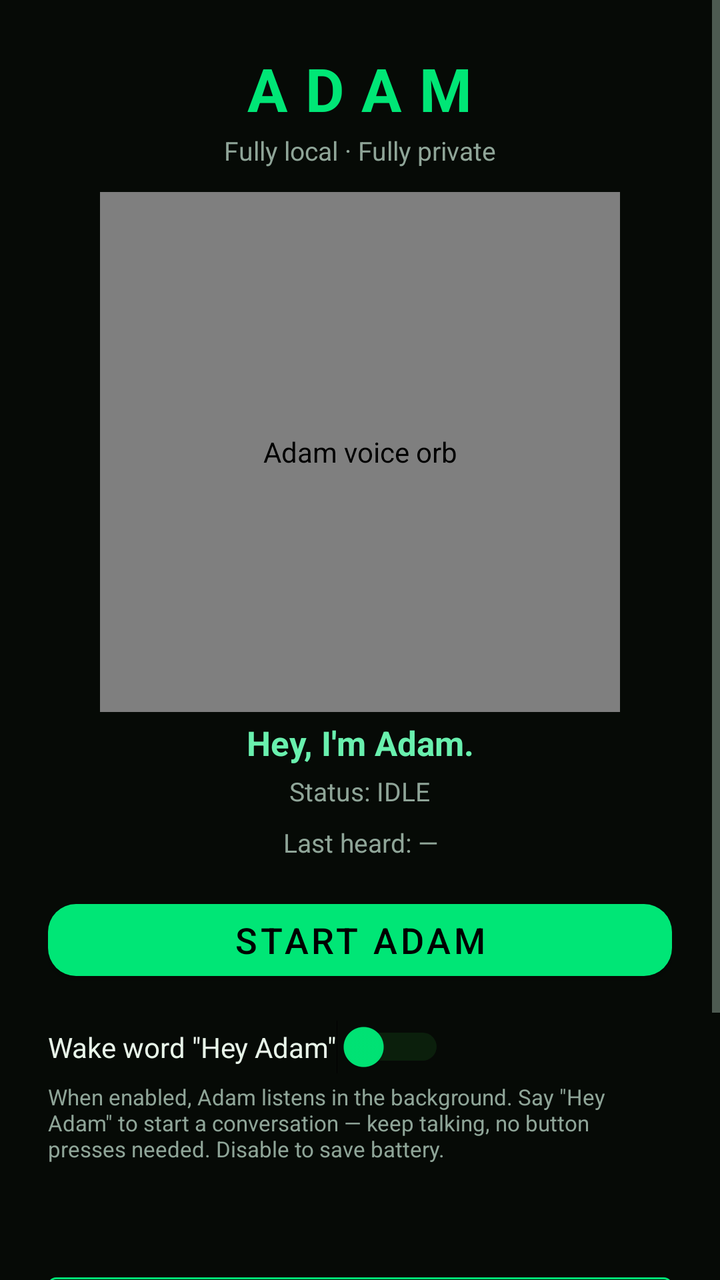
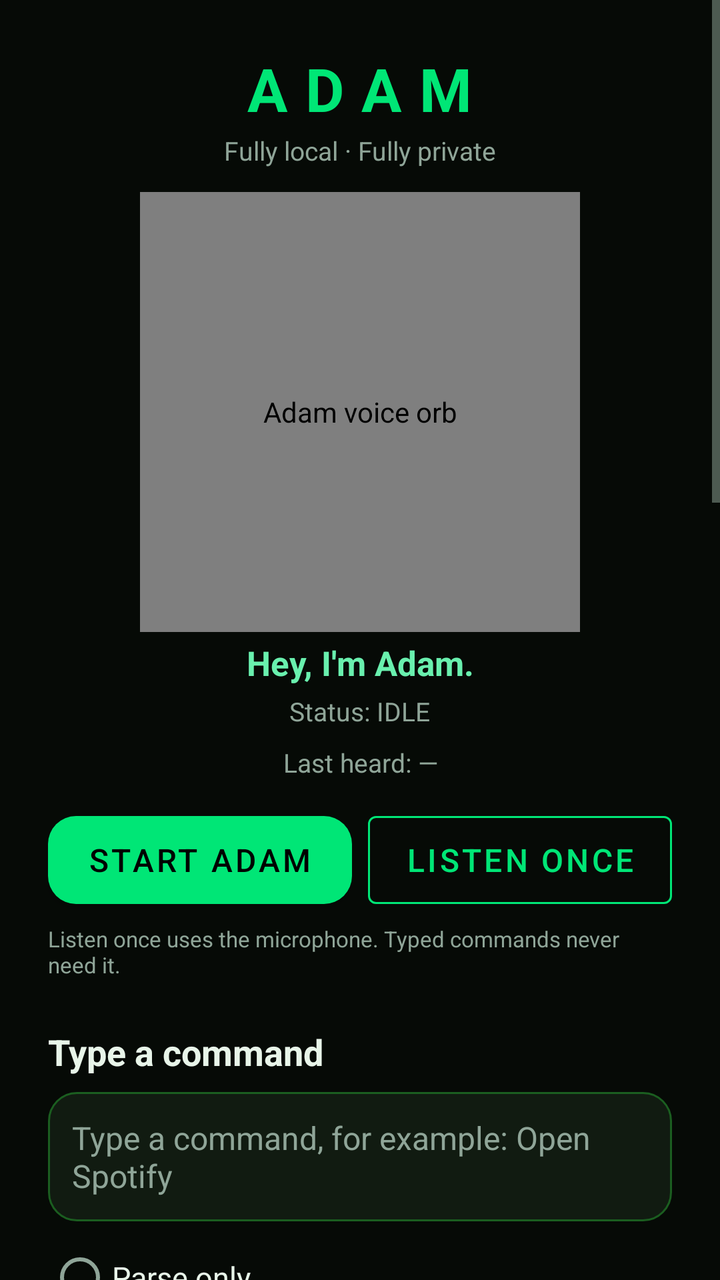

Two renders of the same Android screen: before a commit and after it. Below are the layout's source before the change and the commit's diff.
<!-- AndroidManifest.xml: application theme Theme.Adam -->
<!-- res/layout/activity_main.xml -->
<?xml version="1.0" encoding="utf-8"?>
<ScrollView xmlns:android="http://schemas.android.com/apk/res/android"
    xmlns:app="http://schemas.android.com/apk/res-auto"
    android:layout_width="match_parent"
    android:layout_height="match_parent"
    android:background="@color/adam_bg">

    <LinearLayout
        android:layout_width="match_parent"
        android:layout_height="wrap_content"
        android:orientation="vertical"
        android:padding="24dp"
        android:gravity="center_horizontal">

        <TextView
            android:layout_width="wrap_content"
            android:layout_height="wrap_content"
            android:text="ADAM"
            android:textSize="30sp"
            android:textStyle="bold"
            android:textColor="@color/adam_green"
            android:letterSpacing="0.3"
            android:layout_marginBottom="2dp" />

        <TextView
            android:layout_width="wrap_content"
            android:layout_height="wrap_content"
            android:text="Fully local · Fully private"
            android:textSize="13sp"
            android:textColor="@color/adam_text_dim"
            android:layout_marginBottom="8dp" />

        
        <com.adam.assistant.ui.AdamOrbView
            android:id="@+id/orbView"
            android:layout_width="260dp"
            android:layout_height="260dp"
            android:layout_marginTop="4dp"
            android:layout_marginBottom="4dp"
            android:contentDescription="Adam voice orb" />

        
        <TextView
            android:id="@+id/tvVoiceStatus"
            android:layout_width="match_parent"
            android:layout_height="wrap_content"
            android:text="Hey, I'm Adam."
            android:textSize="17sp"
            android:textStyle="bold"
            android:textColor="@color/adam_green_bright"
            android:gravity="center"
            android:layout_marginBottom="4dp" />

        <TextView
            android:id="@+id/tvStatus"
            android:layout_width="wrap_content"
            android:layout_height="wrap_content"
            android:text="Status: IDLE"
            android:textSize="13sp"
            android:textColor="@color/adam_text_dim"
            android:layout_marginBottom="8dp" />

        <TextView
            android:id="@+id/tvLastHeard"
            android:layout_width="match_parent"
            android:layout_height="wrap_content"
            android:text="Last heard: —"
            android:textSize="13sp"
            android:textColor="@color/adam_text_dim"
            android:gravity="center"
            android:layout_marginBottom="16dp" />

        <com.google.android.material.button.MaterialButton
            android:id="@+id/btnStartStop"
            android:layout_width="match_parent"
            android:layout_height="wrap_content"
            android:text="Start Adam"
            android:textSize="18sp"
            app:cornerRadius="14dp"
            app:backgroundTint="@color/adam_green"
            android:textColor="@color/adam_black" />

        <LinearLayout
            android:layout_width="match_parent"
            android:layout_height="wrap_content"
            android:orientation="horizontal"
            android:gravity="center_vertical"
            android:layout_marginTop="16dp">

            <Switch
                android:id="@+id/swWakeWord"
                android:layout_width="wrap_content"
                android:layout_height="wrap_content"
                android:text='Wake word "Hey Adam"'
                android:textSize="14sp"
                android:textColor="@color/adam_text"
                android:thumbTint="@color/adam_green"
                android:trackTint="@color/adam_green_dim" />
       </LinearLayout>

        <TextView
            android:layout_width="match_parent"
            android:layout_height="wrap_content"
            android:text='When enabled, Adam listens in the background. Say "Hey Adam" to start a conversation — keep talking, no button presses needed. Disable to save battery.'
            android:textSize="11sp"
            android:textColor="@color/adam_text_dim"
            android:layout_marginTop="4dp" />

        <TextView
            android:id="@+id/tvAccessibilityStatus"
            android:layout_width="match_parent"
            android:layout_height="wrap_content"
            android:textSize="14sp"
            android:textColor="@color/adam_text"
            android:layout_marginTop="24dp"
            android:layout_marginBottom="8dp" />

        <com.google.android.material.button.MaterialButton
            android:id="@+id/btnAccessibility"
            android:layout_width="match_parent"
            android:layout_height="wrap_content"
            android:text="Enable Accessibility Service"
            style="@style/Widget.MaterialComponents.Button.OutlinedButton"
            app:strokeColor="@color/adam_green"
            app:strokeWidth="1dp"
            android:textColor="@color/adam_green"
            android:layout_marginBottom="8dp" />

        <com.google.android.material.button.MaterialButton
            android:id="@+id/btnHowToEnable"
            android:layout_width="match_parent"
            android:layout_height="wrap_content"
            android:text="How to enable these permissions"
            style="@style/Widget.MaterialComponents.Button.TextButton"
            android:textColor="@color/adam_green_bright"
            android:layout_marginBottom="8dp" />

        <LinearLayout
            android:id="@+id/downloadPanel"
            android:layout_width="match_parent"
            android:layout_height="wrap_content"
            android:orientation="vertical"
            android:visibility="gone"
            android:layout_marginTop="16dp"
            android:padding="16dp"
            android:background="@drawable/bg_download_panel">

            <TextView
                android:id="@+id/tvDownloadTitle"
                android:layout_width="match_parent"
                android:layout_height="wrap_content"
                android:text="Downloading AI model…"
                android:textSize="14sp"
                android:textStyle="bold"
                android:textColor="@color/adam_green_bright" />

            <TextView
                android:id="@+id/tvDownloadSource"
                android:layout_width="match_parent"
                android:layout_height="wrap_content"
                android:textSize="11sp"
                android:textColor="@color/adam_text_dim"
                android:layout_marginTop="2dp"
                android:layout_marginBottom="8dp" />

            <ProgressBar
                android:id="@+id/progressDownload"
                style="?android:attr/progressBarStyleHorizontal"
                android:layout_width="match_parent"
                android:layout_height="wrap_content"
                android:max="100"
                android:progressTint="@color/adam_green"
                android:progressBackgroundTint="@color/adam_green_faint" />

            <TextView
                android:id="@+id/tvDownloadDetail"
                android:layout_width="match_parent"
                android:layout_height="wrap_content"
                android:textSize="12sp"
                android:textColor="@color/adam_text"
                android:layout_marginTop="4dp" />
       </LinearLayout>

        <TextView
            android:id="@+id/tvModelStatus"
            android:layout_width="match_parent"
            android:layout_height="wrap_content"
            android:textSize="12sp"
            android:textColor="@color/adam_text_dim"
            android:layout_marginTop="24dp"
            android:lineSpacingExtra="4dp" />
   </LinearLayout>
</ScrollView>
<!-- resources referenced by this layout -->
<resources>
  <color name="adam_bg">#060A06</color>
  <color name="adam_black">#000000</color>
  <color name="adam_green">#00E676</color>
  <color name="adam_green_bright">#69F0AE</color>
  <color name="adam_green_dim">#1B5E20</color>
  <color name="adam_green_faint">#0A2E14</color>
  <color name="adam_text">#E8F5E9</color>
  <color name="adam_text_dim">#8FA598</color>
  <!-- drawable bg_download_panel (drawable) -->
  <?xml version="1.0" encoding="utf-8"?>
  <shape xmlns:android="http://schemas.android.com/apk/res/android"
      android:shape="rectangle">
      <solid android:color="#111B11" />
      <stroke android:width="1dp" android:color="#1B5E20" />
      <corners android:radius="14dp" />
  </shape>
  <color name="adam_green_dark">#00C853</color>
  <style name="Widget.Adam.Button" parent="Widget.MaterialComponents.Button">
          <item name="backgroundTint">@color/adam_green</item>
          <item name="android:textColor">@color/adam_black</item>
          <item name="cornerRadius">14dp</item>
      </style>
  <!-- unchanged entries left out for length: 1 -->
</resources>

<!-- the commit's change to res/layout/activity_main.xml (unified diff, before → after) -->
@@ -33,8 +33,8 @@
         
         <com.adam.assistant.ui.AdamOrbView
             android:id="@+id/orbView"
-            android:layout_width="260dp"
-            android:layout_height="260dp"
+            android:layout_width="220dp"
+            android:layout_height="220dp"
             android:layout_marginTop="4dp"
             android:layout_marginBottom="4dp"
             android:contentDescription="Adam voice orb" />
@@ -68,72 +68,391 @@
             android:textSize="13sp"
             android:textColor="@color/adam_text_dim"
             android:gravity="center"
-            android:layout_marginBottom="16dp" />
+            android:layout_marginBottom="12dp" />
+
+        <LinearLayout
+            android:layout_width="match_parent"
+            android:layout_height="wrap_content"
+            android:orientation="horizontal"
+            android:gravity="center_vertical">
+
+            <com.google.android.material.button.MaterialButton
+                android:id="@+id/btnStartStop"
+                android:layout_width="0dp"
+                android:layout_height="wrap_content"
+                android:layout_weight="1"
+                android:minHeight="56dp"
+                android:text="@string/start_adam"
+                android:textSize="16sp"
+                app:cornerRadius="14dp"
+                app:backgroundTint="@color/adam_green"
+                android:textColor="@color/adam_black" />
+
+            <Space
+                android:layout_width="8dp"
+                android:layout_height="1dp" />
+
+            <com.google.android.material.button.MaterialButton
+                android:id="@+id/btnListenOnce"
+                android:layout_width="0dp"
+                android:layout_height="wrap_content"
+                android:layout_weight="1"
+                android:minHeight="56dp"
+                android:text="@string/listen_once"
+                android:textSize="16sp"
+                android:enabled="false"
+                android:contentDescription="@string/listen_once_desc"
+                style="@style/Widget.MaterialComponents.Button.OutlinedButton"
+                app:strokeColor="@color/adam_green"
+                app:strokeWidth="1dp"
+                android:textColor="@color/adam_green" />
+        </LinearLayout>
+
+        <TextView
+            android:layout_width="match_parent"
+            android:layout_height="wrap_content"
+            android:text="@string/ptt_hint"
+            android:textSize="11sp"
+            android:textColor="@color/adam_text_dim"
+            android:layout_marginTop="4dp" />
+
+        
+
+        <TextView
+            android:id="@+id/labelTyped"
+            android:layout_width="match_parent"
+            android:layout_height="wrap_content"
+            android:text="@string/typed_section"
+            android:textSize="18sp"
+            android:textStyle="bold"
+            android:textColor="@color/adam_text"
+            android:labelFor="@id/etCommand"
+            android:layout_marginTop="24dp"
+            android:layout_marginBottom="8dp" />
+
+        <EditText
+            android:id="@+id/etCommand"
+            android:layout_width="match_parent"
+            android:layout_height="wrap_content"
+            android:minLines="2"
+            android:maxLines="4"
+            android:gravity="top|start"
+            android:inputType="textCapSentences|textMultiLine"
+            android:hint="@string/typed_hint"
+            android:textSize="16sp"
+            android:textColor="@color/adam_text"
+            android:textColorHint="@color/adam_text_dim"
+            android:padding="12dp"
+            android:background="@drawable/bg_download_panel" />
+
+        <RadioGroup
+            android:id="@+id/rgMode"
+            android:layout_width="match_parent"
+            android:layout_height="wrap_content"
+            android:orientation="vertical"
+            android:layout_marginTop="4dp">
+
+            <RadioButton
+                android:id="@+id/rbParseOnly"
+                android:layout_width="match_parent"
+                android:layout_height="wrap_content"
+                android:minHeight="48dp"
+                android:text="@string/mode_parse_only"
+                android:textSize="15sp"
+                android:textColor="@color/adam_text" />
+
+            <RadioButton
+                android:id="@+id/rbPreview"
+                android:layout_width="match_parent"
+                android:layout_height="wrap_content"
+                android:minHeight="48dp"
+                android:checked="true"
+                android:text="@string/mode_preview"
+                android:textSize="15sp"
+                android:textColor="@color/adam_text" />
+
+            <RadioButton
+                android:id="@+id/rbExecute"
+                android:layout_width="match_parent"
+                android:layout_height="wrap_content"
+                android:minHeight="48dp"
+                android:text="@string/mode_execute"
+                android:textSize="15sp"
+                android:textColor="@color/adam_text" />
+        </RadioGroup>
 
         <com.google.android.material.button.MaterialButton
-            android:id="@+id/btnStartStop"
-            android:layout_width="match_parent"
-            android:layout_height="wrap_content"
-            android:text="Start Adam"
-            android:textSize="18sp"
+            android:id="@+id/btnRunTyped"
+            android:layout_width="match_parent"
+            android:layout_height="wrap_content"
+            android:minHeight="56dp"
+            android:text="@string/run_command"
+            android:textSize="16sp"
             app:cornerRadius="14dp"
             app:backgroundTint="@color/adam_green"
             android:textColor="@color/adam_black" />
 
         <LinearLayout
+            android:id="@+id/approvalPanel"
+            android:layout_width="match_parent"
+            android:layout_height="wrap_content"
+            android:orientation="vertical"
+            android:visibility="gone"
+            android:layout_marginTop="8dp">
+
+            <TextView
+                android:id="@+id/tvApprovalPrompt"
+                android:layout_width="match_parent"
+                android:layout_height="wrap_content"
+                android:text="@string/approval_prompt"
+                android:textSize="14sp"
+                android:textStyle="bold"
+                android:textColor="@color/adam_text"
+                android:layout_marginBottom="4dp" />
+
+            <TextView
+                android:id="@+id/tvApprovalDetail"
+                android:layout_width="match_parent"
+                android:layout_height="wrap_content"
+                android:textSize="12sp"
+                android:textColor="@color/adam_text_dim"
+                android:fontFamily="monospace"
+                android:textIsSelectable="true"
+                android:padding="8dp"
+                android:background="@drawable/bg_download_panel"
+                android:layout_marginBottom="8dp" />
+
+            <LinearLayout
+                android:layout_width="match_parent"
+                android:layout_height="wrap_content"
+                android:orientation="horizontal">
+
+                <com.google.android.material.button.MaterialButton
+                    android:id="@+id/btnApprove"
+                    android:layout_width="0dp"
+                    android:layout_height="wrap_content"
+                    android:layout_weight="1"
+                    android:minHeight="48dp"
+                    android:text="@string/approve_action"
+                    android:textSize="14sp"
+                    app:cornerRadius="14dp"
+                    app:backgroundTint="@color/adam_green"
+                    android:textColor="@color/adam_black" />
+
+                <Space
+                    android:layout_width="8dp"
+                    android:layout_height="1dp" />
+
+                <com.google.android.material.button.MaterialButton
+                    android:id="@+id/btnReject"
+                    android:layout_width="0dp"
+                    android:layout_height="wrap_content"
+                    android:layout_weight="1"
+                    android:minHeight="48dp"
+                    android:text="@string/reject_action"
+                    android:textSize="14sp"
+                    style="@style/Widget.MaterialComponents.Button.OutlinedButton"
+                    app:strokeColor="@color/adam_green"
+                    app:strokeWidth="1dp"
+                    android:textColor="@color/adam_green" />
+            </LinearLayout>
+        </LinearLayout>
+
+        <LinearLayout
             android:layout_width="match_parent"
             android:layout_height="wrap_content"
             android:orientation="horizontal"
-            android:gravity="center_vertical"
-            android:layout_marginTop="16dp">
-
-            <Switch
-                android:id="@+id/swWakeWord"
-                android:layout_width="wrap_content"
-                android:layout_height="wrap_content"
-                android:text='Wake word "Hey Adam"'
-                android:textSize="14sp"
-                android:textColor="@color/adam_text"
-                android:thumbTint="@color/adam_green"
-                android:trackTint="@color/adam_green_dim" />
-       </LinearLayout>
-
-        <TextView
-            android:layout_width="match_parent"
-            android:layout_height="wrap_content"
-            android:text='When enabled, Adam listens in the background. Say "Hey Adam" to start a conversation — keep talking, no button presses needed. Disable to save battery.'
+            android:layout_marginTop="8dp">
+
+            <com.google.android.material.button.MaterialButton
+                android:id="@+id/btnCancelCommand"
+                android:layout_width="0dp"
+                android:layout_height="wrap_content"
+                android:layout_weight="1"
+                android:minHeight="48dp"
+                android:text="@string/cancel_command"
+                android:textSize="13sp"
+                style="@style/Widget.MaterialComponents.Button.OutlinedButton"
+                app:strokeColor="@color/adam_green"
+                app:strokeWidth="1dp"
+                android:textColor="@color/adam_green" />
+
+            <Space
+                android:layout_width="8dp"
+                android:layout_height="1dp" />
+
+            <com.google.android.material.button.MaterialButton
+                android:id="@+id/btnStopSpeaking"
+                android:layout_width="0dp"
+                android:layout_height="wrap_content"
+                android:layout_weight="1"
+                android:minHeight="48dp"
+                android:text="@string/stop_speaking"
+                android:textSize="13sp"
+                style="@style/Widget.MaterialComponents.Button.OutlinedButton"
+                app:strokeColor="@color/adam_green"
+                app:strokeWidth="1dp"
+                android:textColor="@color/adam_green" />
+        </LinearLayout>
+
+        <com.google.android.material.button.MaterialButton
+            android:id="@+id/btnEditTranscript"
+            android:layout_width="match_parent"
+            android:layout_height="wrap_content"
+            android:minHeight="48dp"
+            android:text="@string/edit_last_transcript"
+            android:textSize="14sp"
+            style="@style/Widget.MaterialComponents.Button.TextButton"
+            android:textColor="@color/adam_green_bright" />
+
+        <TextView
+            android:layout_width="match_parent"
+            android:layout_height="wrap_content"
+            android:text="@string/typed_works_offline"
             android:textSize="11sp"
             android:textColor="@color/adam_text_dim"
-            android:layout_marginTop="4dp" />
-
-        <TextView
-            android:id="@+id/tvAccessibilityStatus"
-            android:layout_width="match_parent"
-            android:layout_height="wrap_content"
-            android:textSize="14sp"
+            android:layout_marginBottom="8dp" />
+
+        <TextView
+            android:layout_width="match_parent"
+            android:layout_height="wrap_content"
+            android:text="@string/command_details_title"
+            android:textSize="14sp"
+            android:textStyle="bold"
+            android:textColor="@color/adam_text"
+            android:layout_marginBottom="4dp" />
+
+        <TextView
+            android:id="@+id/tvCommandDetails"
+            android:layout_width="match_parent"
+            android:layout_height="wrap_content"
+            android:text="@string/command_details_placeholder"
+            android:textSize="12sp"
+            android:textColor="@color/adam_text"
+            android:fontFamily="monospace"
+            android:textIsSelectable="true"
+            android:padding="12dp"
+            android:background="@drawable/bg_download_panel" />
+
+        
+
+        <TextView
+            android:layout_width="match_parent"
+            android:layout_height="wrap_content"
+            android:text="@string/capabilities_title"
+            android:textSize="18sp"
+            android:textStyle="bold"
             android:textColor="@color/adam_text"
             android:layout_marginTop="24dp"
             android:layout_marginBottom="8dp" />
+
+        <TextView
+            android:id="@+id/tvCapabilities"
+            android:layout_width="match_parent"
+            android:layout_height="wrap_content"
+            android:textSize="13sp"
+            android:textColor="@color/adam_text"
+            android:lineSpacingExtra="4dp"
+            android:layout_marginBottom="8dp" />
+
+        <LinearLayout
+            android:layout_width="match_parent"
+            android:layout_height="wrap_content"
+            android:orientation="horizontal">
+
+            <com.google.android.material.button.MaterialButton
+                android:id="@+id/btnMicPermission"
+                android:layout_width="0dp"
+                android:layout_height="wrap_content"
+                android:layout_weight="1"
+                android:minHeight="48dp"
+                android:text="@string/allow_microphone"
+                android:textSize="13sp"
+                style="@style/Widget.MaterialComponents.Button.OutlinedButton"
+                app:strokeColor="@color/adam_green"
+                app:strokeWidth="1dp"
+                android:textColor="@color/adam_green" />
+
+            <Space
+                android:layout_width="8dp"
+                android:layout_height="1dp" />
+
+            <com.google.android.material.button.MaterialButton
+                android:id="@+id/btnContacts"
+                android:layout_width="0dp"
+                android:layout_height="wrap_content"
+                android:layout_weight="1"
+                android:minHeight="48dp"
+                android:text="@string/allow_contacts"
+                android:textSize="13sp"
+                style="@style/Widget.MaterialComponents.Button.OutlinedButton"
+                app:strokeColor="@color/adam_green"
+                app:strokeWidth="1dp"
+                android:textColor="@color/adam_green" />
+        </LinearLayout>
 
         <com.google.android.material.button.MaterialButton
             android:id="@+id/btnAccessibility"
             android:layout_width="match_parent"
             android:layout_height="wrap_content"
-            android:text="Enable Accessibility Service"
+            android:minHeight="48dp"
+            android:text="@string/enable_accessibility"
+            android:textSize="14sp"
             style="@style/Widget.MaterialComponents.Button.OutlinedButton"
             app:strokeColor="@color/adam_green"
             app:strokeWidth="1dp"
             android:textColor="@color/adam_green"
-            android:layout_marginBottom="8dp" />
+            android:layout_marginTop="8dp" />
 
         <com.google.android.material.button.MaterialButton
             android:id="@+id/btnHowToEnable"
             android:layout_width="match_parent"
             android:layout_height="wrap_content"
-            android:text="How to enable these permissions"
+            android:minHeight="48dp"
+            android:text="@string/how_to_enable"
+            android:textSize="14sp"
             style="@style/Widget.MaterialComponents.Button.TextButton"
-            android:textColor="@color/adam_green_bright"
-            android:layout_marginBottom="8dp" />
+            android:textColor="@color/adam_green_bright" />
+
+        <Switch
+            android:id="@+id/swLlm"
+            android:layout_width="match_parent"
+            android:layout_height="wrap_content"
+            android:minHeight="48dp"
+            android:text="@string/llm_optional"
+            android:textSize="14sp"
+            android:textColor="@color/adam_text"
+            android:thumbTint="@color/adam_green"
+            android:trackTint="@color/adam_green_dim" />
+
+        <TextView
+            android:layout_width="match_parent"
+            android:layout_height="wrap_content"
+            android:text="@string/llm_optional_desc"
+            android:textSize="11sp"
+            android:textColor="@color/adam_text_dim"
+            android:layout_marginBottom="8dp" />
+
+        <Switch
+            android:id="@+id/swWakeWord"
+            android:layout_width="match_parent"
+            android:layout_height="wrap_content"
+            android:minHeight="48dp"
+            android:text="@string/wake_word_toggle"
+            android:textSize="14sp"
+            android:textColor="@color/adam_text"
+            android:thumbTint="@color/adam_green"
+            android:trackTint="@color/adam_green_dim" />
+
+        <TextView
+            android:layout_width="match_parent"
+            android:layout_height="wrap_content"
+            android:text="@string/wake_word_desc"
+            android:textSize="11sp"
+            android:textColor="@color/adam_text_dim"
+            android:layout_marginBottom="8dp" />
+
+        
 
         <LinearLayout
             android:id="@+id/downloadPanel"
@@ -149,7 +468,7 @@
                 android:id="@+id/tvDownloadTitle"
                 android:layout_width="match_parent"
                 android:layout_height="wrap_content"
-                android:text="Downloading AI model…"
+                android:text="Downloading model…"
                 android:textSize="14sp"
                 android:textStyle="bold"
                 android:textColor="@color/adam_green_bright" />
@@ -179,7 +498,17 @@
                 android:textSize="12sp"
                 android:textColor="@color/adam_text"
                 android:layout_marginTop="4dp" />
-       </LinearLayout>
+        </LinearLayout>
+
+        <TextView
+            android:layout_width="match_parent"
+            android:layout_height="wrap_content"
+            android:text="@string/models_title"
+            android:textSize="14sp"
+            android:textStyle="bold"
+            android:textColor="@color/adam_text"
+            android:layout_marginTop="24dp"
+            android:layout_marginBottom="4dp" />
 
         <TextView
             android:id="@+id/tvModelStatus"
@@ -187,7 +516,6 @@
             android:layout_height="wrap_content"
             android:textSize="12sp"
             android:textColor="@color/adam_text_dim"
-            android:layout_marginTop="24dp"
             android:lineSpacingExtra="4dp" />
-   </LinearLayout>
+    </LinearLayout>
 </ScrollView>
<!-- resource entries referenced after the edit -->
@@ -16,6 +16,35 @@
       <stroke android:width="1dp" android:color="#1B5E20" />
       <corners android:radius="14dp" />
   </shape>
+  <string name="allow_contacts">Allow contacts</string>
+  <string name="allow_microphone">Allow microphone</string>
+  <string name="approval_prompt">Review and approve before Adam acts</string>
+  <string name="approve_action">Approve</string>
+  <string name="cancel_command">Cancel current command</string>
+  <string name="capabilities_title">Capabilities</string>
+  <string name="command_details_placeholder">Action: —\nSlots: —\nProvenance: —\nValidation: —\nDialog: none\nAdapter: mock\nOutcome: —</string>
+  <string name="command_details_title">Command details</string>
+  <string name="edit_last_transcript">Edit last transcript</string>
+  <string name="enable_accessibility">Enable accessibility</string>
+  <string name="how_to_enable">How permissions are used</string>
+  <string name="listen_once">Listen once</string>
+  <string name="listen_once_desc">Start one microphone capture. Tap again to stop listening.</string>
+  <string name="llm_optional">Optional AI model (Gemma 3 1B)</string>
+  <string name="llm_optional_desc">Off by default. Adds an ~800 MB on-device model for unusual phrasing; deterministic commands already work without it.</string>
+  <string name="mode_execute">Execute</string>
+  <string name="mode_parse_only">Parse only</string>
+  <string name="mode_preview">Preview (dry run)</string>
+  <string name="models_title">Models</string>
+  <string name="ptt_hint">Listen once uses the microphone. Typed commands never need it.</string>
+  <string name="reject_action">Reject</string>
+  <string name="run_command">Run command</string>
+  <string name="start_adam">Start Adam</string>
+  <string name="stop_speaking">Stop speaking</string>
+  <string name="typed_hint">Type a command, for example: Open Spotify</string>
+  <string name="typed_section">Type a command</string>
+  <string name="typed_works_offline">Typed Preview works without models, microphone, contacts, or accessibility.</string>
+  <string name="wake_word_desc">Off by default. When on, Adam keeps the microphone open in the background and starts a conversation when it hears the wake phrase.</string>
+  <string name="wake_word_toggle">Wake word "Hey Adam"</string>
   <color name="adam_green_dark">#00C853</color>
   <style name="Widget.Adam.Button" parent="Widget.MaterialComponents.Button">
           <item name="backgroundTint">@color/adam_green</item>
